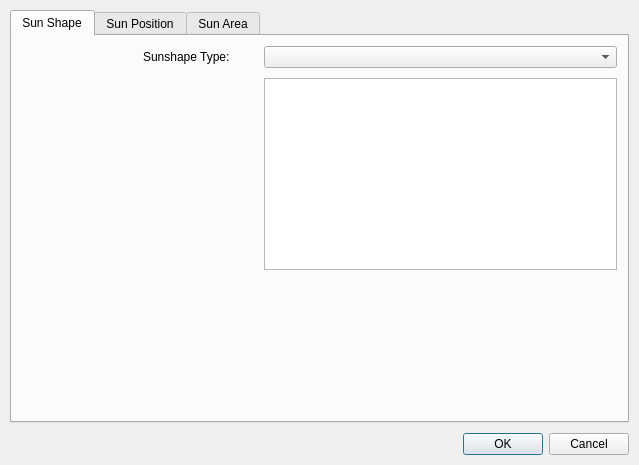
Old version of the form source/application/widgets/LightDialog.ui in the repository CST-Modelling-Tools/TonatiuhPP.
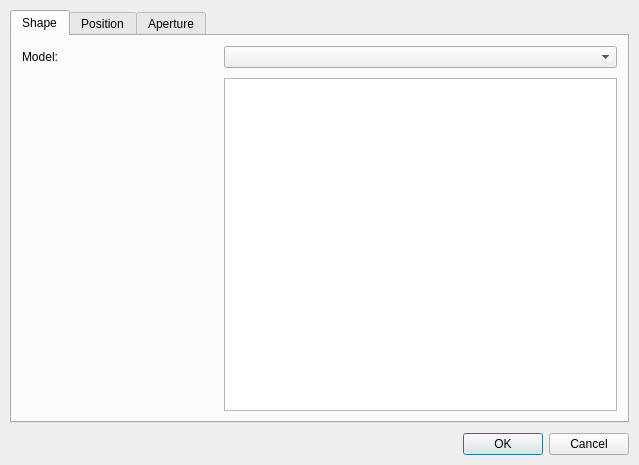
New version of the form. Custom widgets are drawn as their Qt base class.

```diff
--- a/source/application/widgets/LightDialog.ui
+++ b/source/application/widgets/LightDialog.ui
@@ -54,7 +54,7 @@
      </property>
      <widget class="QWidget" name="sunShapeTab">
       <attribute name="title">
-       <string>Sun Shape</string>
+       <string>Shape</string>
       </attribute>
       <layout class="QGridLayout" name="sunShpeLayout">
        <property name="leftMargin">
@@ -72,56 +72,30 @@
        <property name="spacing">
         <number>10</number>
        </property>
-       <item row="0" column="1">
-        <widget class="QLabel" name="sunshapeTypeLabel">
-         <property name="minimumSize">
-          <size>
-           <width>0</width>
-           <height>0</height>
-          </size>
-         </property>
-         <property name="text">
-          <string>Sunshape Type:</string>
-         </property>
-        </widget>
+       <item row="0" column="1" colspan="2">
+        <widget class="QComboBox" name="sunshapeCombo"/>
        </item>
-       <item row="0" column="2" colspan="3">
-        <widget class="QComboBox" name="sunshapeCombo">
-         <property name="sizePolicy">
-          <sizepolicy hsizetype="Preferred" vsizetype="Preferred">
-           <horstretch>0</horstretch>
-           <verstretch>0</verstretch>
-          </sizepolicy>
-         </property>
-         <property name="minimumSize">
-          <size>
-           <width>0</width>
-           <height>0</height>
-          </size>
-         </property>
-        </widget>
-       </item>
-       <item row="2" column="2" colspan="3">
+       <item row="2" column="1" colspan="2">
         <widget class="FieldContainerWidget" name="sunshapeParameters"/>
        </item>
-       <item row="3" column="0" colspan="4">
-        <spacer name="verticalSpacer_2">
-         <property name="orientation">
-          <enum>Qt::Vertical</enum>
-         </property>
-         <property name="sizeHint" stdset="0">
+       <item row="0" column="0">
+        <widget class="QLabel" name="sunshapeTypeLabel">
+         <property name="minimumSize">
           <size>
-           <width>20</width>
-           <height>40</height>
+           <width>0</width>
+           <height>0</height>
           </size>
          </property>
-        </spacer>
+         <property name="text">
+          <string>Model:</string>
+         </property>
+        </widget>
        </item>
       </layout>
      </widget>
      <widget class="QWidget" name="sunPositionTab">
       <attribute name="title">
-       <string>Sun Position</string>
+       <string>Position</string>
       </attribute>
       <layout class="QGridLayout" name="sunShapePositionLayout">
        <property name="leftMargin">
@@ -238,7 +212,7 @@
      </widget>
      <widget class="QWidget" name="areaTab">
       <attribute name="title">
-       <string>Sun Area</string>
+       <string>Aperture</string>
       </attribute>
       <layout class="QVBoxLayout" name="areTabLayout">
        <property name="spacing">
```
